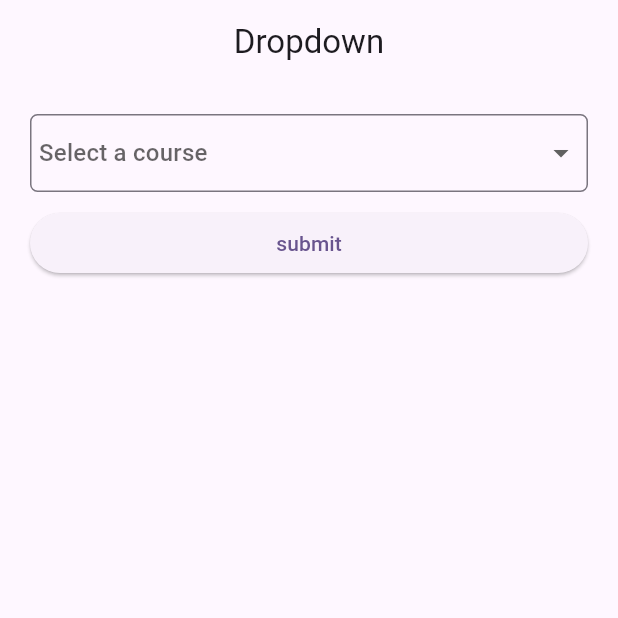
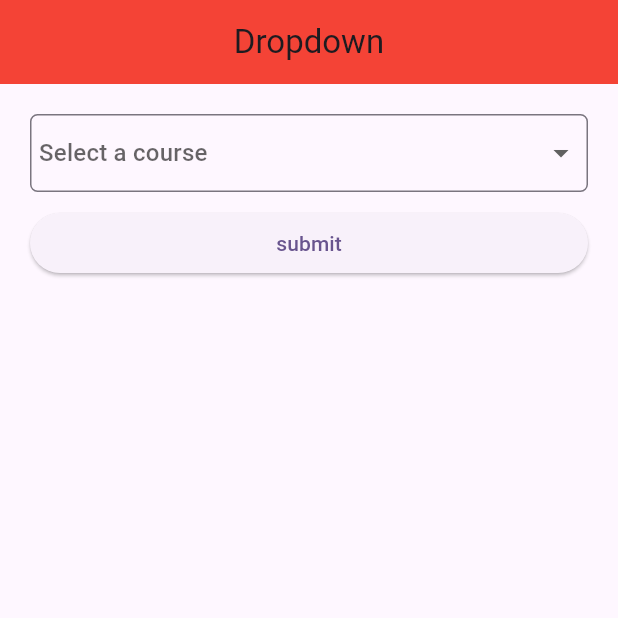
Before and after one commit to DeepakKumar12545/coustom_droupdown, a Flutter app: the screen it shows after launch, on a phone screen of 412 x 824 dp, the top half of it. Run offline on Flutter 3.47's test engine with Material 3 defaults, Android fonts, the phone set to English and light mode, and no system bars; our stand-ins replace fluttertoast.

Commit message:
appbar background color

```diff
--- a/lib/homePage.dart
+++ b/lib/homePage.dart
@@ -23,6 +23,7 @@ class _HomePageState extends State<HomePage> {
   Widget build(BuildContext context) {
     return Scaffold(
       appBar: AppBar(
+        backgroundColor: Colors.red,
         centerTitle: true,
         title: Text("Dropdown"),
       ),
```
